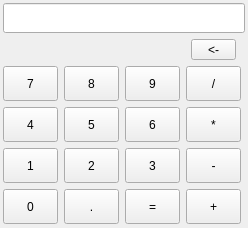
Nikenja/CalculatorClient, file calculatorwindow.ui: the form before one commit.
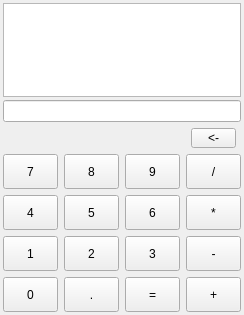
The form after the commit.

Commit message: Работает отправка и прием сообщений. Дописал ui калькулятора

What changed in the file:
```diff
--- a/calculatorwindow.ui
+++ b/calculatorwindow.ui
@@ -6,8 +6,8 @@
    <rect>
     <x>0</x>
     <y>0</y>
-    <width>248</width>
-    <height>228</height>
+    <width>243</width>
+    <height>315</height>
    </rect>
   </property>
   <property name="windowTitle">
@@ -18,13 +18,13 @@
     <number>3</number>
    </property>
    <property name="topMargin">
-    <number>0</number>
+    <number>3</number>
    </property>
    <property name="rightMargin">
     <number>3</number>
    </property>
    <property name="bottomMargin">
-    <number>0</number>
+    <number>3</number>
    </property>
    <property name="horizontalSpacing">
     <number>6</number>
@@ -39,38 +39,42 @@
      </property>
      <item>
       <layout class="QVBoxLayout" name="spaceEditVerticalLayout">
+       <property name="spacing">
+        <number>3</number>
+       </property>
        <property name="leftMargin">
         <number>0</number>
        </property>
        <property name="rightMargin">
         <number>0</number>
        </property>
+       <item>
+        <widget class="QTextEdit" name="msgText">
+         <property name="autoFillBackground">
+          <bool>false</bool>
+         </property>
+         <property name="readOnly">
+          <bool>true</bool>
+         </property>
+        </widget>
+       </item>
        <item>
         <widget class="QLineEdit" name="spaceEdit">
-         <property name="minimumSize">
-          <size>
-           <width>0</width>
-           <height>30</height>
-          </size>
-         </property>
-         <property name="cursor">
-          <cursorShape>IBeamCursor</cursorShape>
-         </property>
-         <property name="focusPolicy">
-          <enum>Qt::TabFocus</enum>
-         </property>
          <property name="alignment">
           <set>Qt::AlignRight|Qt::AlignTrailing|Qt::AlignVCenter</set>
          </property>
-         <property name="readOnly">
-          <bool>false</bool>
-         </property>
         </widget>
        </item>
       </layout>
      </item>
      <item>
       <layout class="QGridLayout" name="numpadGridLayout">
+       <property name="rightMargin">
+        <number>0</number>
+       </property>
+       <property name="horizontalSpacing">
+        <number>6</number>
+       </property>
        <item row="3" column="0">
         <widget class="QToolButton" name="buttonFour">
          <property name="minimumSize">
@@ -255,6 +259,9 @@
        </item>
        <item row="0" column="3">
         <layout class="QHBoxLayout" name="buttonDelHorizontalLayout">
+         <property name="spacing">
+          <number>0</number>
+         </property>
          <item>
           <widget class="QToolButton" name="buttonDel">
            <property name="minimumSize">
```
Left out of the diff: 57 changed lines with no effect on the pictures. The commit also changes 5 other files.
